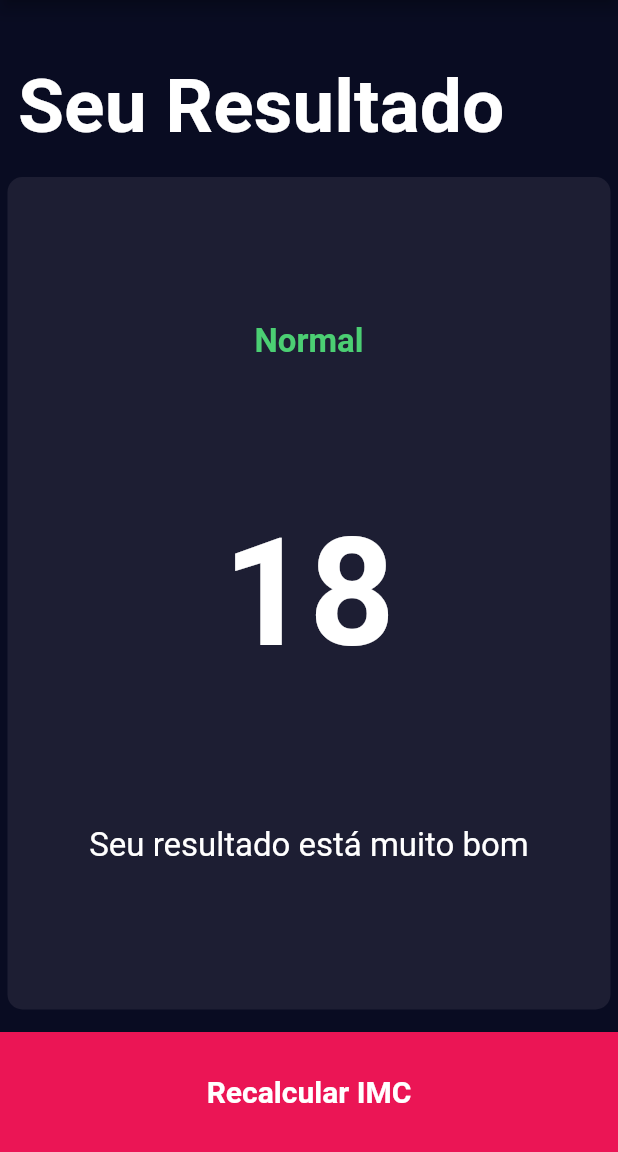
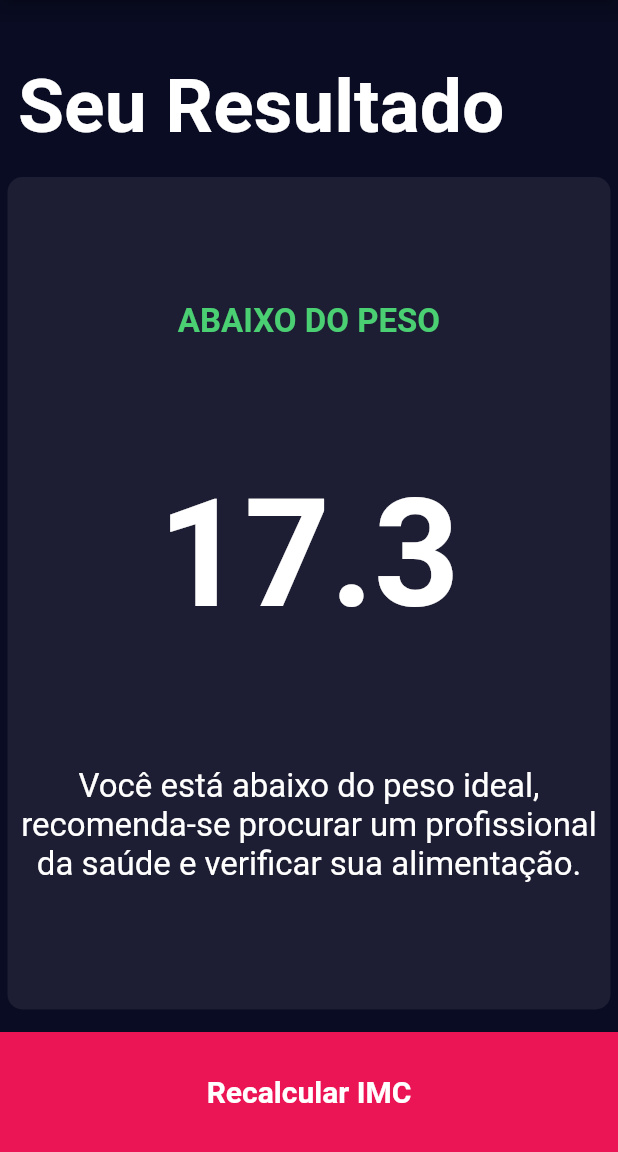
Before and after one commit to ivanluizjr/app-calculadora-imc, a Flutter app: the screen it shows after launch, after a tap on "Calcular IMC", on a phone screen of 412 x 824 dp, the part 84-1236 px from its top. Run offline on Flutter 3.47's test engine with Material 2 defaults, Android fonts, the phone set to English and light mode, and no system bars.

Commit message:
Termino da primeira release

```diff
--- /dev/null
+++ b/lib/src/calculator_brain.dart
@@ -0,0 +1,49 @@
+import 'dart:math';
+
+import 'package:flutter/widgets.dart';
+
+class CalculatorBrain {
+  CalculatorBrain({@required this.height, @required this.weight});
+
+  final int height;
+  final int weight;
+
+  double _imc;
+
+  String calculatorIMC() {
+    _imc = weight / pow(height / 100, 2);
+    return _imc.toStringAsFixed(1);
+  }
+
+  String getResult() {
+    if (_imc < 18.5) {
+      return 'Abaixo do peso';
+    } else if (_imc >= 18.5 && _imc < 25) {
+      return 'Peso normal';
+    } else if (_imc >= 25 && _imc < 30) {
+      return 'Sobrepeso';
+    } else if (_imc >= 30 && _imc < 35) {
+      return 'Obesidade grau 1';
+    } else if (_imc >= 35 && _imc < 40) {
+      return 'Obesidade grau 2';
+    } else {
+      return 'Obesidade grau 3';
+    }
+  }
+
+  String getInterpretation() {
+    if (_imc < 18.5) {
+      return 'Você está abaixo do peso ideal, recomenda-se procurar um profissional da saúde e verificar sua alimentação.';
+    } else if (_imc >= 18.5 && _imc < 25) {
+      return 'Seu peso está normal, continue se alimentando bem, bebendo bastante água e comendo muitos legumes e verduras.';
+    } else if (_imc >= 25 && _imc < 30) {
+      return 'Você está acima do peso, procure um médico que irá lhe solicitar exames específicos para verificar se está com algum problema de saúde.';
+    } else if (_imc >= 30 && _imc < 35) {
+      return 'Procure um médico imediatamente, precisa se exercitar, fazer dieta, tomar medicamentos e verificar se tem alguma doença crônica.';
+    } else if (_imc >= 35 && _imc < 40) {
+      return 'Você precisará fazer uma dieta alimentar rigorosa, com o acompanhamento de um nutricionista e consultar um médico especialista (endócrino). Também, uma rotina de exercícios intensos, provavelmente aeróbicos (para emagrecer). Neste estágio, é preciso se dedicar muito para conseguir perder peso.';
+    } else {
+      return 'O tratamento cirúrgico atualmente é a alternativa com melhores resultados, porém com riscos de complicações a curto, médio e longo prazo, caso não seja realizado um rigoroso acompanhamento clinico, nutricional e psicológico em equipe multidisciplinar experiente.';
+    }
+  }
+}
--- a/lib/view/input_page.dart
+++ b/lib/view/input_page.dart
@@ -7,6 +7,7 @@ import '../widgets/constants.dart';
 import '../widgets/round_icon_button.dart';
 import '../controller/app_controller.dart';
 import '../widgets/bottom_button.dart';
+import '../src/calculator_brain.dart';
 
 class InputPage extends StatefulWidget {
   @override
@@ -214,10 +215,17 @@ class _InputPageState extends State<InputPage> {
           BottomButton(
             buttonTitle: 'Calcular IMC',
             onTap: () {
+              CalculatorBrain calc =
+                  CalculatorBrain(height: height, weight: controller.weight);
+
               Navigator.push(
                 context,
                 MaterialPageRoute(
-                  builder: (context) => const ResultPage(),
+                  builder: (context) => ResultPage(
+                    imcResult: calc.calculatorIMC(),
+                    resultText: calc.getResult(),
+                    interpretation: calc.getInterpretation(),
+                  ),
                 ),
               );
             },
--- a/lib/view/result_page.dart
+++ b/lib/view/result_page.dart
@@ -5,7 +5,15 @@ import '../widgets/container_inicial.dart';
 import '../widgets/bottom_button.dart';
 
 class ResultPage extends StatelessWidget {
-  const ResultPage({Key key}) : super(key: key);
+  // ignore: use_key_in_widget_constructors
+  const ResultPage(
+      {@required this.imcResult,
+      @required this.resultText,
+      @required this.interpretation});
+
+  final String imcResult;
+  final String resultText;
+  final String interpretation;
 
   @override
   Widget build(BuildContext context) {
@@ -37,17 +45,17 @@ class ResultPage extends StatelessWidget {
               cardChild: Column(
                 mainAxisAlignment: MainAxisAlignment.spaceEvenly,
                 crossAxisAlignment: CrossAxisAlignment.center,
-                children: const [
+                children: [
                   Text(
-                    'Normal',
+                    resultText.toUpperCase(),
                     style: kResultTextStyle,
                   ),
                   Text(
-                    '18',
+                    imcResult,
                     style: kIMCTextStyle,
                   ),
                   Text(
-                    'Seu resultado está muito bom',
+                    interpretation,
                     style: kBodyTextStyle,
                     textAlign: TextAlign.center,
                   ),
```
